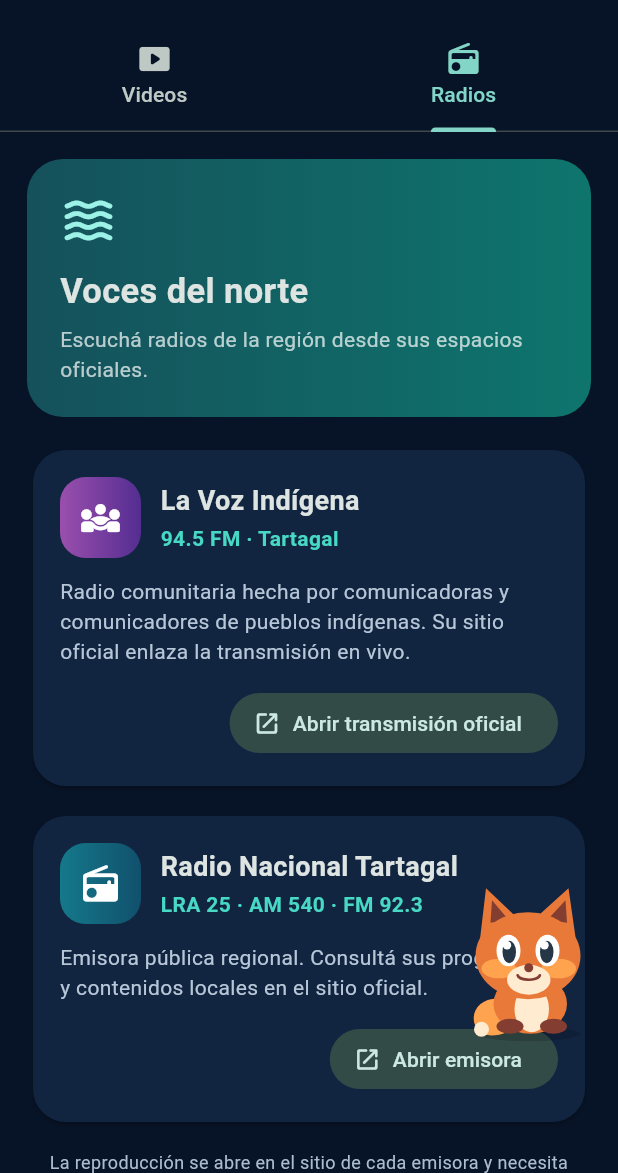
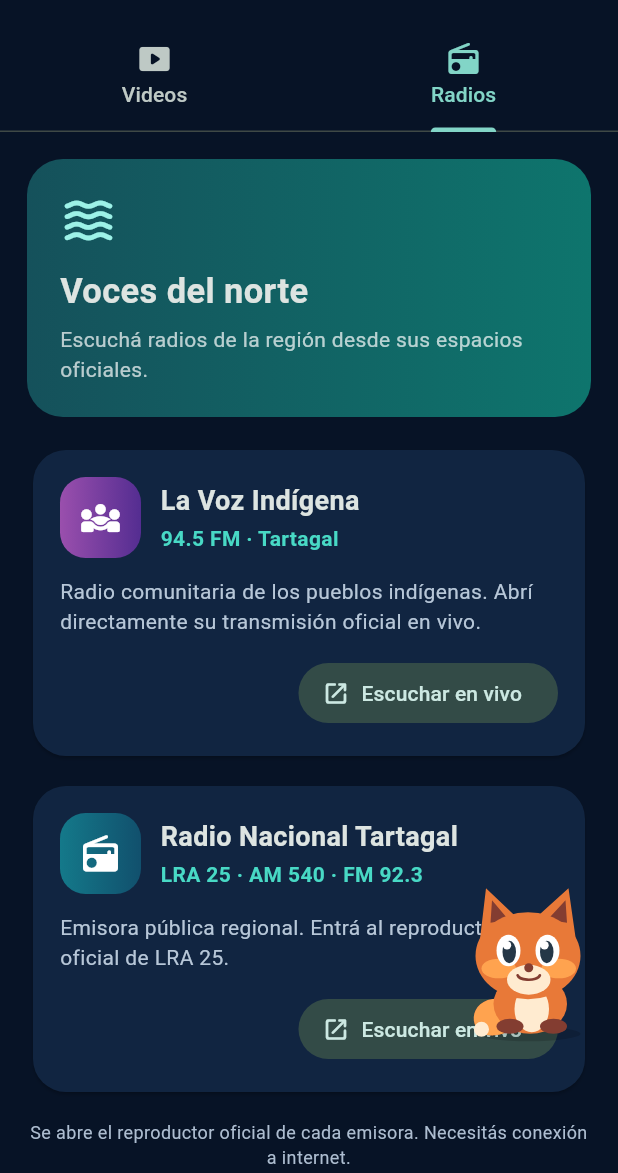
Before and after one commit to Leonardo1991231/duolingo-wichi, a Flutter app: the PantallaComunidad screen opened directly, on a phone screen of 412 x 824 dp, the part 63-1236 px from its top. Run offline on Flutter 3.47's test engine with Material 3 defaults, Android fonts, the phone set to English and light mode, and no system bars; our stand-ins replace audioplayers, cloud_firestore, firebase_auth, firebase_core, google_sign_in, image_picker and 1 more; missing offline and left inert: record; accounts and stored records are empty.

Commit message:
Abre reproductores directos de radios

```diff
--- a/lib/screens/pantalla_comunidad.dart
+++ b/lib/screens/pantalla_comunidad.dart
@@ -311,24 +311,24 @@ class _RadiosLocales extends StatelessWidget {
           _RadioCard(
             nombre: 'La Voz Indígena',
             frecuencia: '94.5 FM · Tartagal',
-            descripcion: 'Radio comunitaria hecha por comunicadoras y comunicadores de pueblos indígenas. Su sitio oficial enlaza la transmisión en vivo.',
+            descripcion: 'Radio comunitaria de los pueblos indígenas. Abrí directamente su transmisión oficial en vivo.',
             icono: Icons.diversity_3_rounded,
             colores: const [Color(0xFF9A4FAD), Color(0xFF542D91)],
-            boton: 'Abrir transmisión oficial',
-            onTap: () => _abrir(context, 'https://radiolavozindigena.org/'),
+            boton: 'Escuchar en vivo',
+            onTap: () => _abrir(context, 'https://www.youtube.com/@lavozindigenaradio/live'),
           ),
           const SizedBox(height: 12),
           _RadioCard(
             nombre: 'Radio Nacional Tartagal',
             frecuencia: 'LRA 25 · AM 540 · FM 92.3',
-            descripcion: 'Emisora pública regional. Consultá sus programas y contenidos locales en el sitio oficial.',
+            descripcion: 'Emisora pública regional. Entrá al reproductor oficial de LRA 25.',
             icono: Icons.radio_rounded,
             colores: const [Color(0xFF14798A), Color(0xFF11506D)],
-            boton: 'Abrir emisora',
-            onTap: () => _abrir(context, 'https://www.radionacional.com.ar/category/lra-25-tartagal/'),
+            boton: 'Escuchar en vivo',
+            onTap: () => _abrir(context, 'https://www.radionacional.com.ar/reproductor/reproductor_lra25_n2.php'),
           ),
           const SizedBox(height: 14),
-          const Text('La reproducción se abre en el sitio de cada emisora y necesita conexión a internet.', textAlign: TextAlign.center, style: TextStyle(color: Color(0xFFADBDD0), fontSize: 12)),
+          const Text('Se abre el reproductor oficial de cada emisora. Necesitás conexión a internet.', textAlign: TextAlign.center, style: TextStyle(color: Color(0xFFADBDD0), fontSize: 12)),
         ],
       );
 }
```
